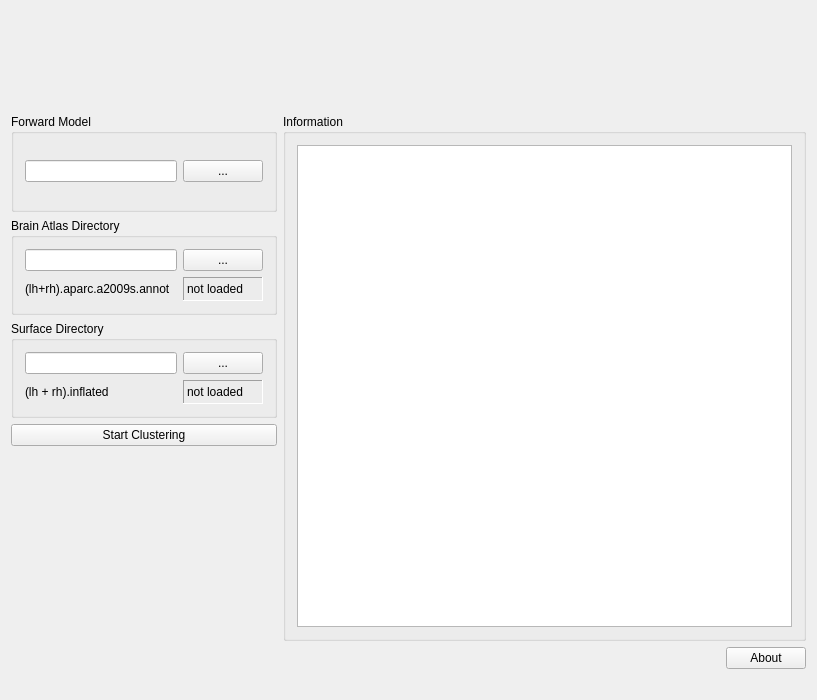
Old version of the form applications/mne_scan/plugins/rtcmne/FormFiles/rtcmnesetup.ui in the repository mne-tools/mne-cpp.
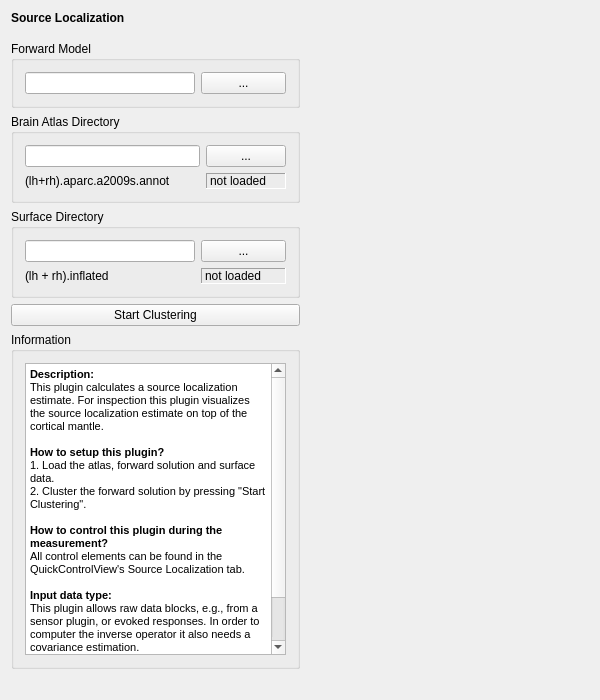
New version of the form. Icons and pictures are not drawn.

Commit message: MAINT: About UI page cleanup

```diff
--- a/applications/mne_scan/plugins/rtcmne/FormFiles/rtcmnesetup.ui
+++ b/applications/mne_scan/plugins/rtcmne/FormFiles/rtcmnesetup.ui
@@ -6,7 +6,7 @@
    <rect>
     <x>0</x>
     <y>0</y>
-    <width>817</width>
+    <width>600</width>
     <height>700</height>
    </rect>
   </property>
@@ -14,50 +14,55 @@
    <string>MNESetupWidget</string>
   </property>
   <layout class="QVBoxLayout" name="verticalLayout">
+   <item>
+    <widget class="QLabel" name="label">
+     <property name="font">
+      <font>
+       <weight>75</weight>
+       <bold>true</bold>
+      </font>
+     </property>
+     <property name="text">
+      <string>Source Localization</string>
+     </property>
+    </widget>
+   </item>
+   <item>
+    <spacer name="verticalSpacer">
+     <property name="orientation">
+      <enum>Qt::Vertical</enum>
+     </property>
+     <property name="sizeType">
+      <enum>QSizePolicy::Maximum</enum>
+     </property>
+     <property name="sizeHint" stdset="0">
+      <size>
+       <width>20</width>
+       <height>10</height>
+      </size>
+     </property>
+    </spacer>
+   </item>
    <item>
     <layout class="QGridLayout" name="m_qGridLayout_main">
-     <item row="7" column="3">
-      <widget class="QPushButton" name="m_qPushButton_About">
-       <property name="text">
-        <string>About</string>
-       </property>
-      </widget>
-     </item>
      <item row="3" column="0">
-      <widget class="QGroupBox" name="m_qGroupBox_SurfaceDir">
+      <widget class="QPushButton" name="m_qPushButonStartClustering">
+       <property name="text">
+        <string>Start Clustering</string>
+       </property>
+      </widget>
+     </item>
+     <item row="0" column="0">
+      <widget class="QGroupBox" name="m_qGroupBox_ForwardSolution">
        <property name="title">
-        <string>Surface Directory</string>
+        <string>Forward Model</string>
        </property>
-       <layout class="QGridLayout" name="m_qGridLayout_SurfaceDir">
-        <item row="1" column="0" colspan="2">
-         <widget class="QLabel" name="m_qLabel_surface">
-          <property name="text">
-           <string>(lh + rh).inflated</string>
-          </property>
-         </widget>
-        </item>
-        <item row="1" column="2">
-         <widget class="QLabel" name="m_qLabel_surfaceStat">
-          <property name="frameShape">
-           <enum>QFrame::Panel</enum>
-          </property>
-          <property name="frameShadow">
-           <enum>QFrame::Sunken</enum>
-          </property>
-          <property name="text">
-           <string>not loaded</string>
-          </property>
-         </widget>
-        </item>
-        <item row="0" column="2">
-         <widget class="QPushButton" name="m_qPushButton_SurfaceDirDialog">
-          <property name="text">
-           <string>...</string>
-          </property>
-         </widget>
-        </item>
+       <property name="flat">
+        <bool>false</bool>
+       </property>
+       <layout class="QGridLayout" name="m_qGridLayout_Fwd">
         <item row="0" column="0" colspan="2">
-         <widget class="QLineEdit" name="m_qLineEdit_SurfaceDirName">
+         <widget class="QLineEdit" name="m_qLineEdit_FwdFileName">
           <property name="minimumSize">
            <size>
             <width>140</width>
@@ -66,33 +71,17 @@
           </property>
          </widget>
         </item>
+        <item row="0" column="2">
+         <widget class="QPushButton" name="m_qPushButton_FwdFileDialog">
+          <property name="text">
+           <string>...</string>
+          </property>
+         </widget>
+        </item>
        </layout>
       </widget>
      </item>
-     <item row="0" column="1">
-      <spacer name="m_qHorizontalSpacerTitle">
-       <property name="orientation">
-        <enum>Qt::Horizontal</enum>
-       </property>
-       <property name="sizeHint" stdset="0">
-        <size>
-         <width>40</width>
-         <height>20</height>
-        </size>
-       </property>
-      </spacer>
-     </item>
-     <item row="0" column="2" colspan="2">
-      <widget class="QLabel" name="m_qLabelMNEImage">
-       <property name="text">
-        <string/>
-       </property>
-       <property name="pixmap">
-        <pixmap>:/images/mne.png</pixmap>
-       </property>
-      </widget>
-     </item>
-     <item row="2" column="0">
+     <item row="1" column="0">
       <widget class="QGroupBox" name="m_qGroupBox_AtlasDir">
        <property name="title">
         <string>Brain Atlas Directory</string>
@@ -138,76 +127,95 @@
        </layout>
       </widget>
      </item>
-     <item row="7" column="1" colspan="2">
-      <spacer name="m_qHorizontalSpacer_About">
-       <property name="orientation">
-        <enum>Qt::Horizontal</enum>
-       </property>
-       <property name="sizeHint" stdset="0">
-        <size>
-         <width>40</width>
-         <height>20</height>
-        </size>
-       </property>
-      </spacer>
-     </item>
-     <item row="1" column="0">
-      <widget class="QGroupBox" name="m_qGroupBox_ForwardSolution">
-       <property name="title">
-        <string>Forward Model</string>
-       </property>
-       <property name="flat">
-        <bool>false</bool>
-       </property>
-       <layout class="QGridLayout" name="m_qGridLayout_Fwd">
-        <item row="0" column="0" colspan="2">
-         <widget class="QLineEdit" name="m_qLineEdit_FwdFileName">
-          <property name="minimumSize">
-           <size>
-            <width>140</width>
-            <height>0</height>
-           </size>
-          </property>
-         </widget>
-        </item>
-        <item row="0" column="2">
-         <widget class="QPushButton" name="m_qPushButton_FwdFileDialog">
-          <property name="text">
-           <string>...</string>
-          </property>
-         </widget>
-        </item>
-       </layout>
-      </widget>
-     </item>
      <item row="4" column="0">
-      <widget class="QPushButton" name="m_qPushButonStartClustering">
-       <property name="text">
-        <string>Start Clustering</string>
-       </property>
-      </widget>
-     </item>
-     <item row="1" column="1" rowspan="6" colspan="3">
       <widget class="QGroupBox" name="m_qGroupBox_Information">
        <property name="title">
         <string>Information</string>
        </property>
        <layout class="QGridLayout" name="m_qGridLayout_Information">
         <item row="0" column="0">
-         <widget class="QTextBrowser" name="m_qTextBrowser_Information"/>
+         <widget class="QTextBrowser" name="m_qTextBrowser_Information">
+          <property name="html">
+           <string>&lt;!DOCTYPE HTML PUBLIC &quot;-//W3C//DTD HTML 4.0//EN&quot; &quot;http://www.w3.org/TR/REC-html40/strict.dtd&quot;&gt;
+&lt;html&gt;&lt;head&gt;&lt;meta name=&quot;qrichtext&quot; content=&quot;1&quot; /&gt;&lt;style type=&quot;text/css&quot;&gt;
+p, li { white-space: pre-wrap; }
+&lt;/style&gt;&lt;/head&gt;&lt;body style=&quot; font-family:'MS Shell Dlg 2'; font-size:8.25pt; font-weight:400; font-style:normal;&quot;&gt;
+&lt;p style=&quot; margin-top:0px; margin-bottom:0px; margin-left:0px; margin-right:0px; -qt-block-indent:0; text-indent:0px;&quot;&gt;&lt;span style=&quot; font-weight:600;&quot;&gt;Description:&lt;/span&gt;&lt;/p&gt;
+&lt;p style=&quot; margin-top:0px; margin-bottom:0px; margin-left:0px; margin-right:0px; -qt-block-indent:0; text-indent:0px;&quot;&gt;This plugin calculates a source localization estimate. For inspection this plugin visualizes the source localization estimate on top of the cortical mantle.&lt;/p&gt;
+&lt;p style=&quot;-qt-paragraph-type:empty; margin-top:0px; margin-bottom:0px; margin-left:0px; margin-right:0px; -qt-block-indent:0; text-indent:0px;&quot;&gt;&lt;br /&gt;&lt;/p&gt;
+&lt;p style=&quot; margin-top:0px; margin-bottom:0px; margin-left:0px; margin-right:0px; -qt-block-indent:0; text-indent:0px;&quot;&gt;&lt;span style=&quot; font-weight:600;&quot;&gt;How to setup this plugin?&lt;/span&gt;&lt;/p&gt;
+&lt;p style=&quot; margin-top:0px; margin-bottom:0px; margin-left:0px; margin-right:0px; -qt-block-indent:0; text-indent:0px;&quot;&gt;1. Load the atlas, forward solution and surface data.&lt;/p&gt;
+&lt;p style=&quot; margin-top:0px; margin-bottom:0px; margin-left:0px; margin-right:0px; -qt-block-indent:0; text-indent:0px;&quot;&gt;2. Cluster the forward solution by pressing &amp;quot;Start Clustering&amp;quot;.&lt;/p&gt;
+&lt;p style=&quot;-qt-paragraph-type:empty; margin-top:0px; margin-bottom:0px; margin-left:0px; margin-right:0px; -qt-block-indent:0; text-indent:0px;&quot;&gt;&lt;br /&gt;&lt;/p&gt;
+&lt;p style=&quot; margin-top:0px; margin-bottom:0px; margin-left:0px; margin-right:0px; -qt-block-indent:0; text-indent:0px;&quot;&gt;&lt;span style=&quot; font-weight:600;&quot;&gt;How to control this plugin during the measurement?&lt;/span&gt;&lt;/p&gt;
+&lt;p style=&quot; margin-top:0px; margin-bottom:0px; margin-left:0px; margin-right:0px; -qt-block-indent:0; text-indent:0px;&quot;&gt;All control elements can be found in the QuickControlView's Source Localization tab.&lt;/p&gt;
+&lt;p style=&quot;-qt-paragraph-type:empty; margin-top:0px; margin-bottom:0px; margin-left:0px; margin-right:0px; -qt-block-indent:0; text-indent:0px;&quot;&gt;&lt;br /&gt;&lt;/p&gt;
+&lt;p style=&quot; margin-top:0px; margin-bottom:0px; margin-left:0px; margin-right:0px; -qt-block-indent:0; text-indent:0px;&quot;&gt;&lt;span style=&quot; font-weight:600;&quot;&gt;Input data type:&lt;/span&gt;&lt;/p&gt;
+&lt;p style=&quot; margin-top:0px; margin-bottom:0px; margin-left:0px; margin-right:0px; -qt-block-indent:0; text-indent:0px;&quot;&gt;This plugin allows raw data blocks, e.g., from a sensor plugin, or evoked responses. In order to computer the inverse operator it also needs a covariance estimation.&lt;/p&gt;
+&lt;p style=&quot;-qt-paragraph-type:empty; margin-top:0px; margin-bottom:0px; margin-left:0px; margin-right:0px; -qt-block-indent:0; text-indent:0px;&quot;&gt;&lt;br /&gt;&lt;/p&gt;
+&lt;p style=&quot; margin-top:0px; margin-bottom:0px; margin-left:0px; margin-right:0px; -qt-block-indent:0; text-indent:0px;&quot;&gt;&lt;span style=&quot; font-weight:600;&quot;&gt;Output data type:&lt;/span&gt;&lt;/p&gt;
+&lt;p style=&quot; margin-top:0px; margin-bottom:0px; margin-left:0px; margin-right:0px; -qt-block-indent:0; text-indent:0px;&quot;&gt;This plugin provides a source localization estimation.&lt;/p&gt;&lt;/body&gt;&lt;/html&gt;</string>
+          </property>
+         </widget>
         </item>
        </layout>
       </widget>
      </item>
-     <item row="5" column="0" rowspan="2">
-      <spacer name="m_qVerticalSpacer_LeftRow">
+     <item row="2" column="0">
+      <widget class="QGroupBox" name="m_qGroupBox_SurfaceDir">
+       <property name="title">
+        <string>Surface Directory</string>
+       </property>
+       <layout class="QGridLayout" name="m_qGridLayout_SurfaceDir">
+        <item row="1" column="0" colspan="2">
+         <widget class="QLabel" name="m_qLabel_surface">
+          <property name="text">
+           <string>(lh + rh).inflated</string>
+          </property>
+         </widget>
+        </item>
+        <item row="1" column="2">
+         <widget class="QLabel" name="m_qLabel_surfaceStat">
+          <property name="frameShape">
+           <enum>QFrame::Panel</enum>
+          </property>
+          <property name="frameShadow">
+           <enum>QFrame::Sunken</enum>
+          </property>
+          <property name="text">
+           <string>not loaded</string>
+          </property>
+         </widget>
+        </item>
+        <item row="0" column="2">
+         <widget class="QPushButton" name="m_qPushButton_SurfaceDirDialog">
+          <property name="text">
+           <string>...</string>
+          </property>
+         </widget>
+        </item>
+        <item row="0" column="0" colspan="2">
+         <widget class="QLineEdit" name="m_qLineEdit_SurfaceDirName">
+          <property name="minimumSize">
+           <size>
+            <width>140</width>
+            <height>0</height>
+           </size>
+          </property>
+         </widget>
+        </item>
+       </layout>
+      </widget>
+     </item>
+     <item row="3" column="1">
+      <spacer name="horizontalSpacer">
        <property name="orientation">
-        <enum>Qt::Vertical</enum>
+        <enum>Qt::Horizontal</enum>
        </property>
        <property name="sizeHint" stdset="0">
         <size>
-         <width>20</width>
-         <height>40</height>
+         <width>40</width>
+         <height>20</height>
         </size>
        </property>
       </spacer>
```
The commit also changes 58 other files.
